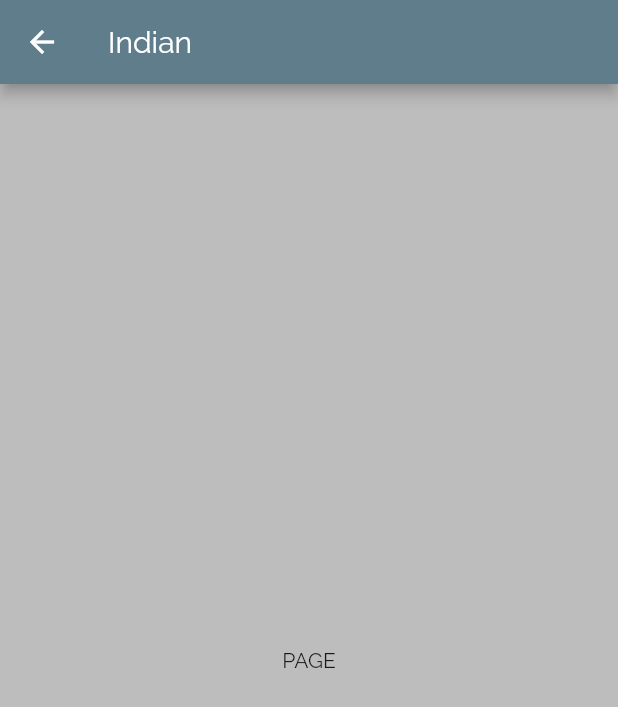
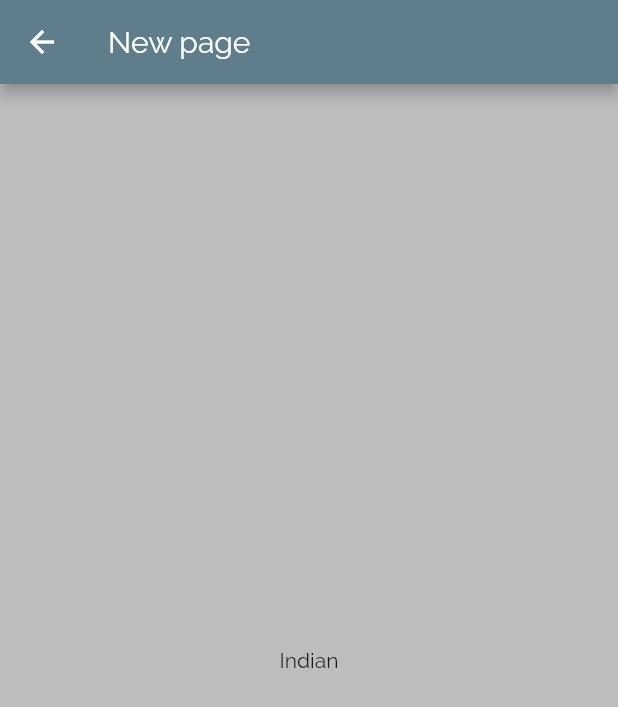
Before and after one commit to sid-Dbot/Foods, a Flutter app: the screen it shows after launch, after a tap on "Indian", on a phone screen of 412 x 824 dp. Shown: the top 707 px of the screen. Run offline on Flutter 3.47's test engine with Material 2 defaults, Android fonts, the phone set to English and light mode, and no system bars.

Commit message:
showing title

```diff
--- a/lib/category_screen.dart
+++ b/lib/category_screen.dart
@@ -7,9 +7,9 @@ class CategoryScreen extends StatelessWidget {
   Widget build(BuildContext context) {
     return Scaffold(
       appBar: AppBar(
-        title: Text(title),
+        title: Text('New page'),
       ),
-      body: Center(child: Text('PAGE')),
+      body: Center(child: Text(title)),
     );
   }
 }
```
